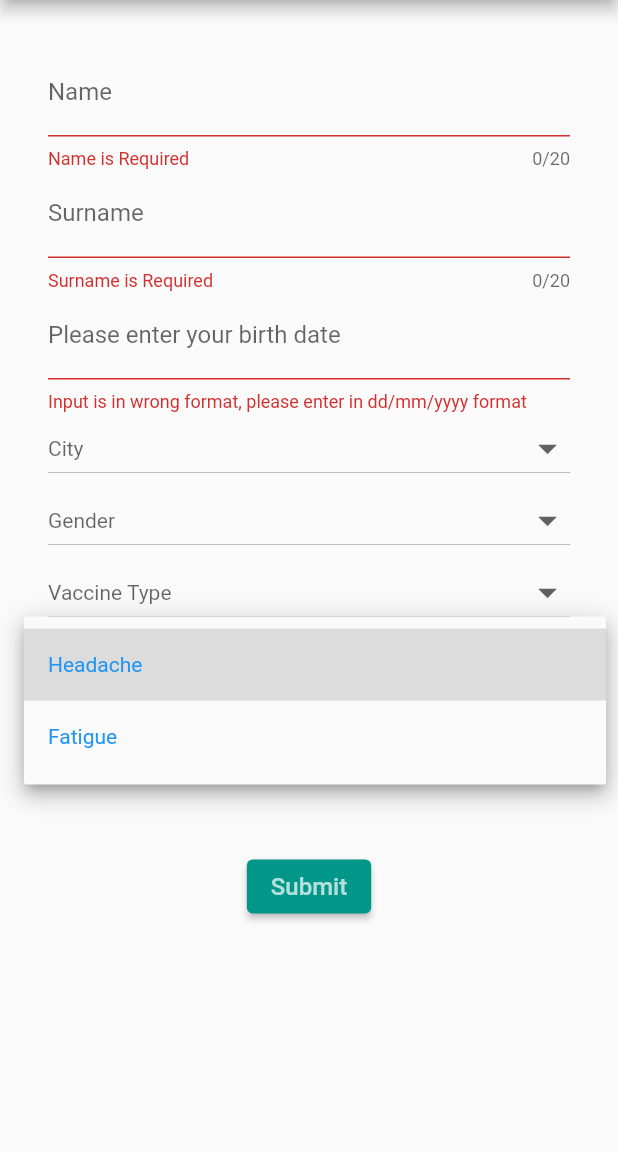
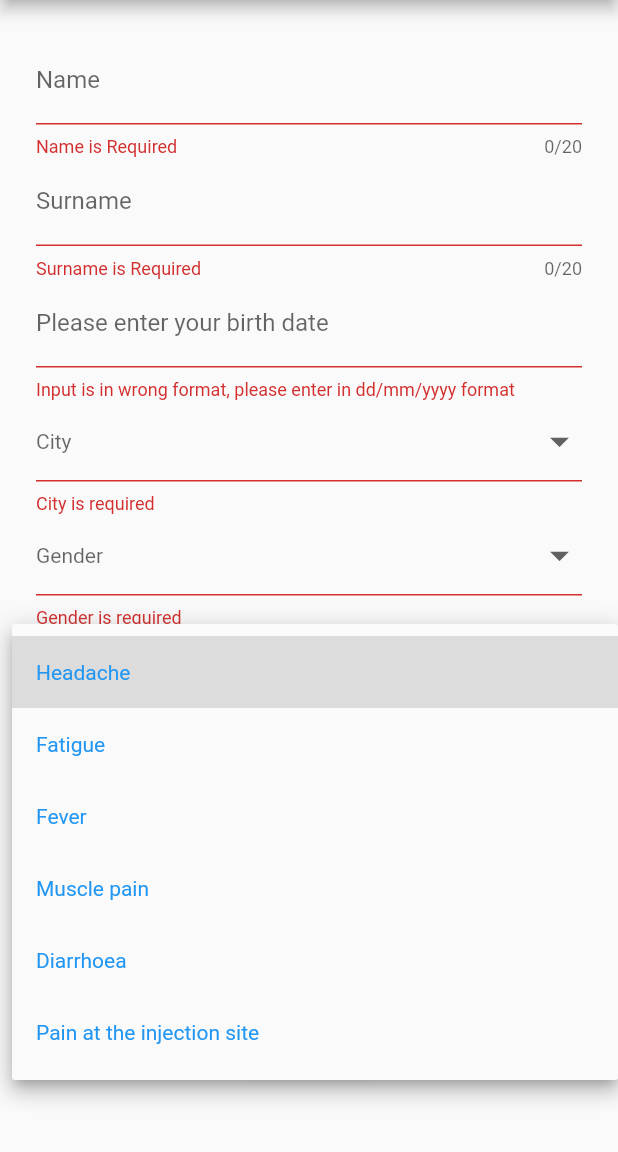
Before and after one commit to utkukalkanli/cs458-project-2, a Flutter app: the screen it shows after launch, after a tap on "Submit", after a tap on "Side Effects", on a phone screen of 412 x 824 dp, the part 84-1236 px from its top. Run offline on Flutter 3.47's test engine with Material 2 defaults, Android fonts, the phone set to English and light mode, and no system bars.

Commit message:
dropdownbutton'lar için hata mesajı

```diff
--- a/lib/main.dart
+++ b/lib/main.dart
@@ -25,6 +25,7 @@ class FormScreen extends StatefulWidget {
 class FormScreenState extends State<FormScreen> {
   String _name;
   String _surname;
+  DateTime _birthDate;
   String _cityValue;
   String _genderValue;
   String _vaccineTypeValue;
@@ -33,18 +34,23 @@ class FormScreenState extends State<FormScreen> {
   List<String> sideEffects = [
     'Headache',
     'Fatigue',
+    'Fever',
+    'Muscle pain',
+    'Diarrhoea',
+    'Pain at the injection site'
   ];
   List<String> vaccineTypes = [
-    'Pfizer-Biontech',
+    'Pfizer-BioNtech',
     'Sputnik V',
     'Oxford-Astra-Zeneca',
     'Sinovac',
+    'Moderna',
+    'Johnson-Johnson'
   ];
   List<String> cities = ['Ankara', 'İstanbul', 'İzmir'];
   List<String> genders = [
     'Male',
     'Female',
-    'Bisexual',
     'Non-binary',
   ];
 
@@ -96,7 +102,13 @@ class FormScreenState extends State<FormScreen> {
   }
 
   Widget _buildCity() {
-    return DropdownButton(
+    return DropdownButtonFormField(
+      validator: (String value) {
+        if (value == null) {
+          return 'City is required';
+        }
+        return null;
+      },
       hint: _cityValue == null
           ? Text('City')
           : Text(
@@ -125,7 +137,13 @@ class FormScreenState extends State<FormScreen> {
   }
 
   Widget _buildGender() {
-    return DropdownButton(
+    return DropdownButtonFormField(
+      validator: (String value) {
+        if (value == null) {
+          return 'Gender is required';
+        }
+        return null;
+      },
       hint: _genderValue == null
           ? Text('Gender')
           : Text(
@@ -154,7 +172,13 @@ class FormScreenState extends State<FormScreen> {
   }
 
   Widget _buildVaccineType() {
-    return DropdownButton(
+    return DropdownButtonFormField(
+      validator: (String value) {
+        if (value == null) {
+          return 'Vaccine type is required';
+        }
+        return null;
+      },
       hint: _vaccineTypeValue == null
           ? Text('Vaccine Type')
           : Text(
@@ -183,7 +207,13 @@ class FormScreenState extends State<FormScreen> {
   }
 
   Widget _buildSideEffect() {
-    return DropdownButton(
+    return DropdownButtonFormField(
+      validator: (String value) {
+        if (value == null) {
+          return 'Side effect is required';
+        }
+        return null;
+      },
       hint: _sideEffectValue == null
           ? Text('Side Effects')
           : Text(
@@ -211,21 +241,6 @@ class FormScreenState extends State<FormScreen> {
     );
   }
 
-  void openDialog() {
-    showDialog(
-        context: context,
-        builder: (ctx) {
-          return AlertDialog(
-              title: Text('Side Effects'),
-              actions: <Widget>[BackButton(), CloseButton()],
-              content: Container(
-                width: 300,
-                height: 400,
-              ) //child: MultiSelection(sideEffects)),
-              );
-        });
-  }
-
   @override
   Widget build(BuildContext context) {
     return Scaffold(
@@ -244,7 +259,7 @@ class FormScreenState extends State<FormScreen> {
       ),
       body: SingleChildScrollView(
         child: Container(
-          margin: EdgeInsets.all(32),
+          margin: EdgeInsets.all(24),
           child: Form(
             key: _formKey,
             child: Column(
@@ -272,6 +287,11 @@ class FormScreenState extends State<FormScreen> {
 
                     print(_name);
                     print(_surname);
+                    print(_birthDate);
+                    print(_genderValue);
+                    print(_cityValue);
+                    print(_vaccineTypeValue);
+                    print(_sideEffectValue);
                     //Send to API
                   },
                 )
```
